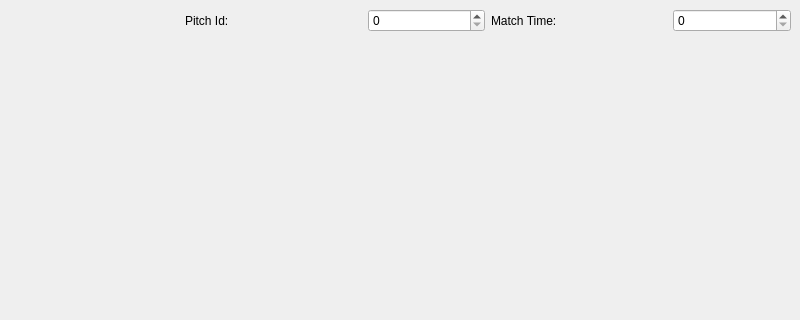
Old version of the form mainwindow.ui in the repository EmreBilal98/QWidget_Match_Highlights; both pictures show x 0 to 800 and y 0 to 320 of the 800 by 600 pixel window.
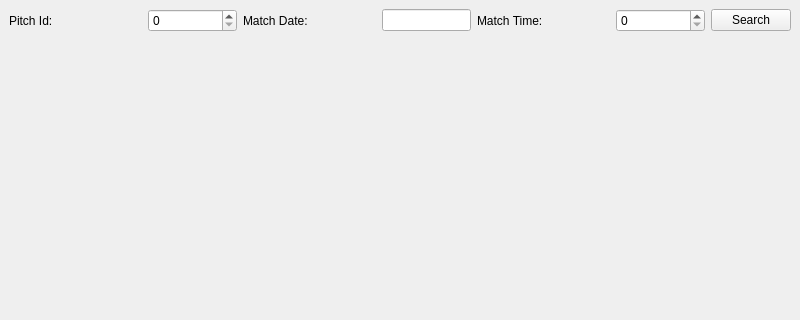
New version of the form.

Diff of the .ui file:
```diff
--- a/mainwindow.ui
+++ b/mainwindow.ui
@@ -18,20 +18,7 @@
     <item row="0" column="0">
      <layout class="QVBoxLayout" name="verticalLayout" stretch="1,10">
       <item>
-       <layout class="QHBoxLayout" name="IdLayout" stretch="3,3,2,3,2">
-        <item>
-         <spacer name="horizontalSpacer">
-          <property name="orientation">
-           <enum>Qt::Orientation::Horizontal</enum>
-          </property>
-          <property name="sizeHint" stdset="0">
-           <size>
-            <width>40</width>
-            <height>20</height>
-           </size>
-          </property>
-         </spacer>
-        </item>
+       <layout class="QHBoxLayout" name="IdLayout" stretch="3,2,3,2,3,2,0">
         <item>
          <widget class="QLabel" name="label">
           <property name="text">
@@ -42,6 +29,16 @@
         <item>
          <widget class="QSpinBox" name="pitch_spinbox"/>
         </item>
+        <item>
+         <widget class="QLabel" name="label_3">
+          <property name="text">
+           <string>Match Date:</string>
+          </property>
+         </widget>
+        </item>
+        <item>
+         <widget class="QLineEdit" name="date_lineEdit"/>
+        </item>
         <item>
          <widget class="QLabel" name="label_2">
           <property name="text">
@@ -52,6 +49,13 @@
         <item>
          <widget class="QSpinBox" name="time_spinbox"/>
         </item>
+        <item>
+         <widget class="QPushButton" name="search_button">
+          <property name="text">
+           <string>Search</string>
+          </property>
+         </widget>
+        </item>
        </layout>
       </item>
       <item>
```
